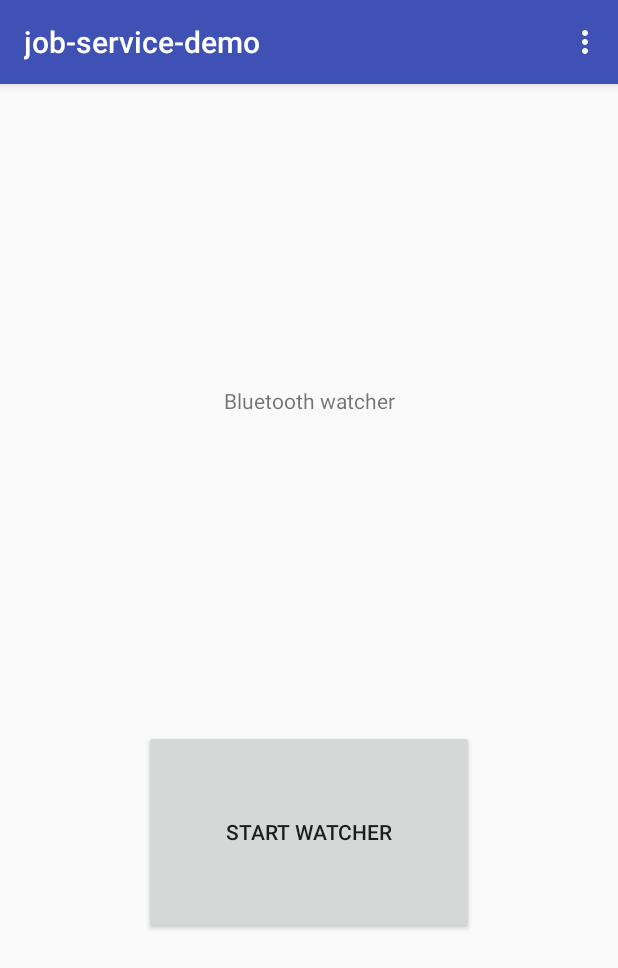
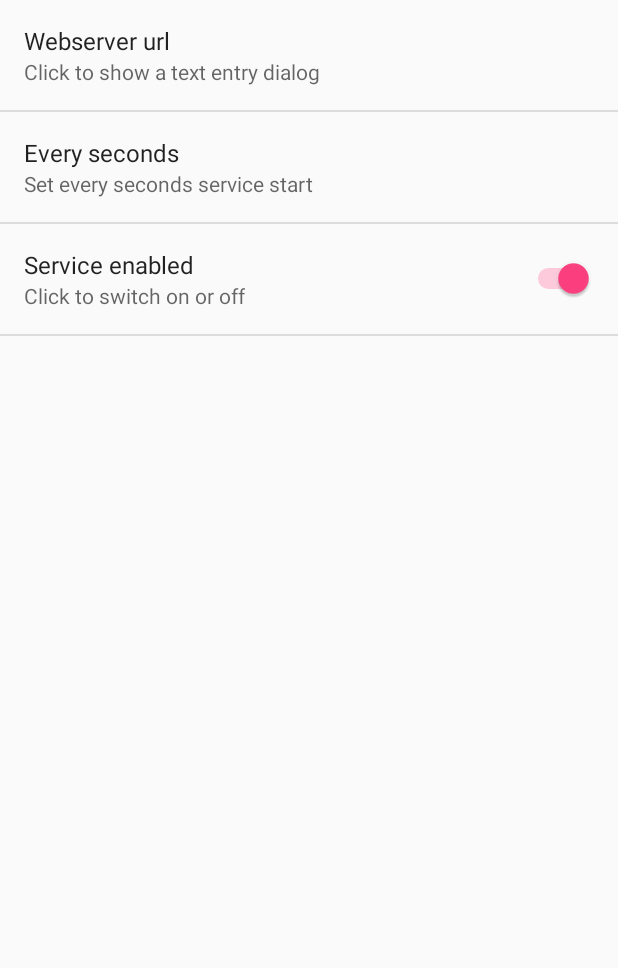
Before and after one commit to manzolo/bluetooth-watcher, an Android app: the screen it shows after launch (MainActivity before the commit, SettingsActivity after it), in the options menu, after a tap on "Settings", on a phone screen of 412 x 824 dp. Shown: the top 968 px of the screen. Run offline under Robolectric (Android 15) with nearby library versions, the phone set to English and light mode, and no system bars; libraries missing offline, so code that uses them is left out: it.manzolo.job.

Commit message:
Progetto iniziale

```diff
--- a/app/build.gradle
+++ b/app/build.gradle
@@ -24,10 +24,10 @@ android {
 
 dependencies {
     implementation fileTree(dir: 'libs', include: ['*.jar'])
-    implementation "org.jetbrains.kotlin:kotlin-stdlib-jdk7:1.2.71"
-    implementation 'com.android.support:appcompat-v7:28.0.0-alpha3'
+    implementation "org.jetbrains.kotlin:kotlin-stdlib-jdk7:1.3.41"
+    implementation 'com.android.support:appcompat-v7:28.0.0'
     implementation 'com.android.support.constraint:constraint-layout:1.1.2'
-    implementation 'com.android.support:design:28.0.0-alpha3'
+    implementation 'com.android.support:design:28.0.0'
     testImplementation 'junit:junit:4.12'
     androidTestImplementation 'com.android.support.test:runner:1.0.2'
     androidTestImplementation 'com.android.support.test.espresso:espresso-core:3.0.2'
--- a/app/src/main/java/it/manzolo/job/service/bluewatcher/App.kt
+++ b/app/src/main/java/it/manzolo/job/service/bluewatcher/App.kt
@@ -5,12 +5,9 @@ import android.app.job.JobInfo
 import android.app.job.JobScheduler
 import android.content.ComponentName
 import android.content.Context
+import android.preference.PreferenceManager
 import java.util.concurrent.TimeUnit
 
-/**
- * @author Andrea Manzi manzolo@libero.it
- * @since Sep, Sun 29 2019 23.48
- **/
 class App : Application() {
 
     companion object {
@@ -19,11 +16,16 @@ class App : Application() {
 
             val jobScheduler = context.getSystemService(Context.JOB_SCHEDULER_SERVICE) as JobScheduler
 
-            val componentName = ComponentName(context, MainJobService::class.java)
+            val componentName = ComponentName(context, MainService::class.java)
+
+            val preferences = PreferenceManager.getDefaultSharedPreferences(context)
+            val seconds = preferences.getString("seconds", "15") //"" is the default String to return if the preference isn't found
+
+            //Log.i("Manzolo",seconds);
 
             val jobInfo = JobInfo.Builder(1, componentName)
                     .setMinimumLatency(TimeUnit.SECONDS.toMillis(60))
-                    .setOverrideDeadline(TimeUnit.SECONDS.toMillis(3600)) //30
+                    .setOverrideDeadline(TimeUnit.SECONDS.toMillis(seconds.toLong()))
                     .setRequiredNetworkType(JobInfo.NETWORK_TYPE_ANY)
                     .setPersisted(true)
                     .build()
--- a/app/src/main/java/it/manzolo/job/service/bluewatcher/MainActivity.kt
+++ b/app/src/main/java/it/manzolo/job/service/bluewatcher/MainActivity.kt
@@ -1,10 +1,12 @@
 package it.manzolo.job.service.bluewatcher
 
+import android.content.Intent
 import android.os.Bundle
 import android.support.v7.app.AppCompatActivity
 import android.view.Menu
 import android.view.MenuItem
 import kotlinx.android.synthetic.main.activity_main.*
+
 
 class MainActivity : AppCompatActivity() {
 
@@ -26,7 +28,11 @@ class MainActivity : AppCompatActivity() {
         // automatically handle clicks on the Home/Up button, so long
         // as you specify a parent activity in AndroidManifest.xml.
         return when (item.itemId) {
-            R.id.action_settings -> true
+            R.id.action_settings -> {
+                val intent1 = Intent(this, SettingsActivity::class.java)
+                this.startActivity(intent1)
+                return true
+            }
             else -> super.onOptionsItemSelected(item)
         }
     }
--- a/app/src/main/java/it/manzolo/job/service/bluewatcher/MainActivityFragment.kt
+++ b/app/src/main/java/it/manzolo/job/service/bluewatcher/MainActivityFragment.kt
@@ -9,9 +9,6 @@ import android.view.View
 import android.view.ViewGroup
 import kotlinx.android.synthetic.main.fragment_main.*
 
-/**
- * A placeholder fragment containing a simple view.
- */
 class MainActivityFragment : Fragment() {
 
     companion object {
@@ -20,24 +17,19 @@ class MainActivityFragment : Fragment() {
 
     override fun onCreateView(inflater: LayoutInflater, container: ViewGroup?,
                               savedInstanceState: Bundle?): View? {
-        return inflater.inflate(it.manzolo.job.service.bluewatcher.R.layout.fragment_main, container, false)
+        return inflater.inflate(R.layout.fragment_main, container, false)
     }
 
     override fun onViewCreated(view: View, savedInstanceState: Bundle?) {
         super.onViewCreated(view, savedInstanceState)
 
         button.setOnClickListener {
-
-            startJobService(1)
+            startJobService()
         }
-
     }
 
-    private fun startJobService(i: Int) {
-
-        Log.d(it.manzolo.job.service.bluewatcher.MainActivityFragment.Companion.TAG, "startJobService")
-
+    private fun startJobService() {
+        Log.d(TAG, "startJobService")
         it.manzolo.job.service.bluewatcher.App.Companion.scheduleJobService(activity as Context)
-
     }
 }
--- /dev/null
+++ b/app/src/main/java/it/manzolo/job/service/bluewatcher/SettingsActivity.kt
@@ -0,0 +1,25 @@
+package it.manzolo.job.service.bluewatcher
+
+import android.os.Bundle
+import android.preference.PreferenceFragment
+import android.support.v7.app.AppCompatActivity
+
+class SettingsActivity : AppCompatActivity() {
+
+    override fun onCreate(savedInstanceState: Bundle?) {
+        super.onCreate(savedInstanceState)
+
+        if (fragmentManager.findFragmentById(android.R.id.content) == null) {
+            fragmentManager.beginTransaction()
+                    .add(android.R.id.content, SettingsFragment()).commit()
+        }
+    }
+
+
+    class SettingsFragment : PreferenceFragment() {
+        override fun onCreate(savedInstanceState: Bundle?) {
+            super.onCreate(savedInstanceState)
+            addPreferencesFromResource(R.xml.preferences)
+        }
+    }
+}
--- a/app/src/main/res/layout/fragment_main.xml
+++ b/app/src/main/res/layout/fragment_main.xml
@@ -25,6 +25,7 @@
         android:text="Start watcher"
         app:layout_constraintBottom_toBottomOf="parent"
         app:layout_constraintEnd_toEndOf="parent"
+        app:layout_constraintHorizontal_bias="0.497"
         app:layout_constraintStart_toStartOf="parent"
         app:layout_constraintTop_toBottomOf="@+id/textView" />
 
--- a/app/src/main/res/values/strings.xml
+++ b/app/src/main/res/values/strings.xml
@@ -1,4 +1,4 @@
 <resources>
-    <string name="app_name">job-service-demo</string>
+    <string name="app_name">manzolo-bluetooth-service</string>
     <string name="action_settings">Settings</string>
 </resources>
--- /dev/null
+++ b/app/src/main/res/xml/preferences.xml
@@ -0,0 +1,18 @@
+<?xml version="1.0" encoding="utf-8"?>
+<PreferenceScreen xmlns:android2="http://schemas.android.com/apk/res/android">
+    <EditTextPreference
+        android2:dialogTitle="Enter a valid url"
+        android2:key="webserviceurl"
+        android2:summary="Click to show a text entry dialog"
+        android2:title="Webserver url" />
+    <EditTextPreference
+        android2:dialogTitle="Select duration"
+        android2:key="seconds"
+        android2:summary="Set every seconds service start"
+        android2:title="Every seconds" />
+    <SwitchPreference
+        android2:defaultValue="true"
+        android2:key="switch"
+        android2:summary="Click to switch on or off"
+        android2:title="Service enabled" />
+</PreferenceScreen>
```
Also changed, not shown: app/src/main/AndroidManifest.xml (+7 -1 lines), app/src/main/java/it/manzolo/job/service/bluewatcher/Btclient.java (+18 -23 lines), app/src/main/java/it/manzolo/job/service/bluewatcher/MainService.kt (renamed from app/src/main/java/it/manzolo/job/service/bluewatcher/MainJobService.kt, +5 -8 lines), app/src/main/java/it/manzolo/job/service/bluewatcher/Sender.java (renamed from app/src/main/java/it/manzolo/job/service/bluewatcher/Manzolosender.java, +14 -8 lines), 2 other files.
